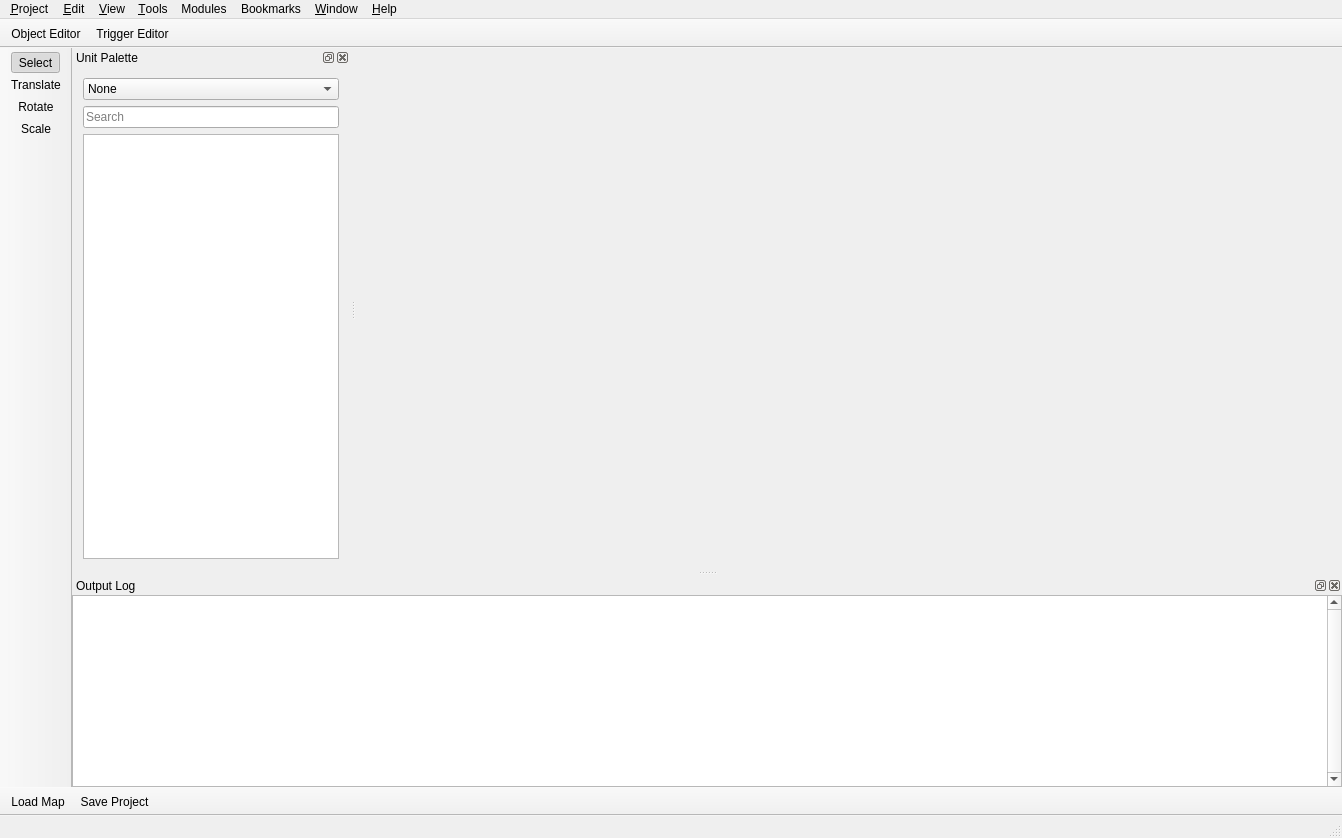
Kyoril/wow-pp, file editor/ui/main_window.ui: the form before one commit.
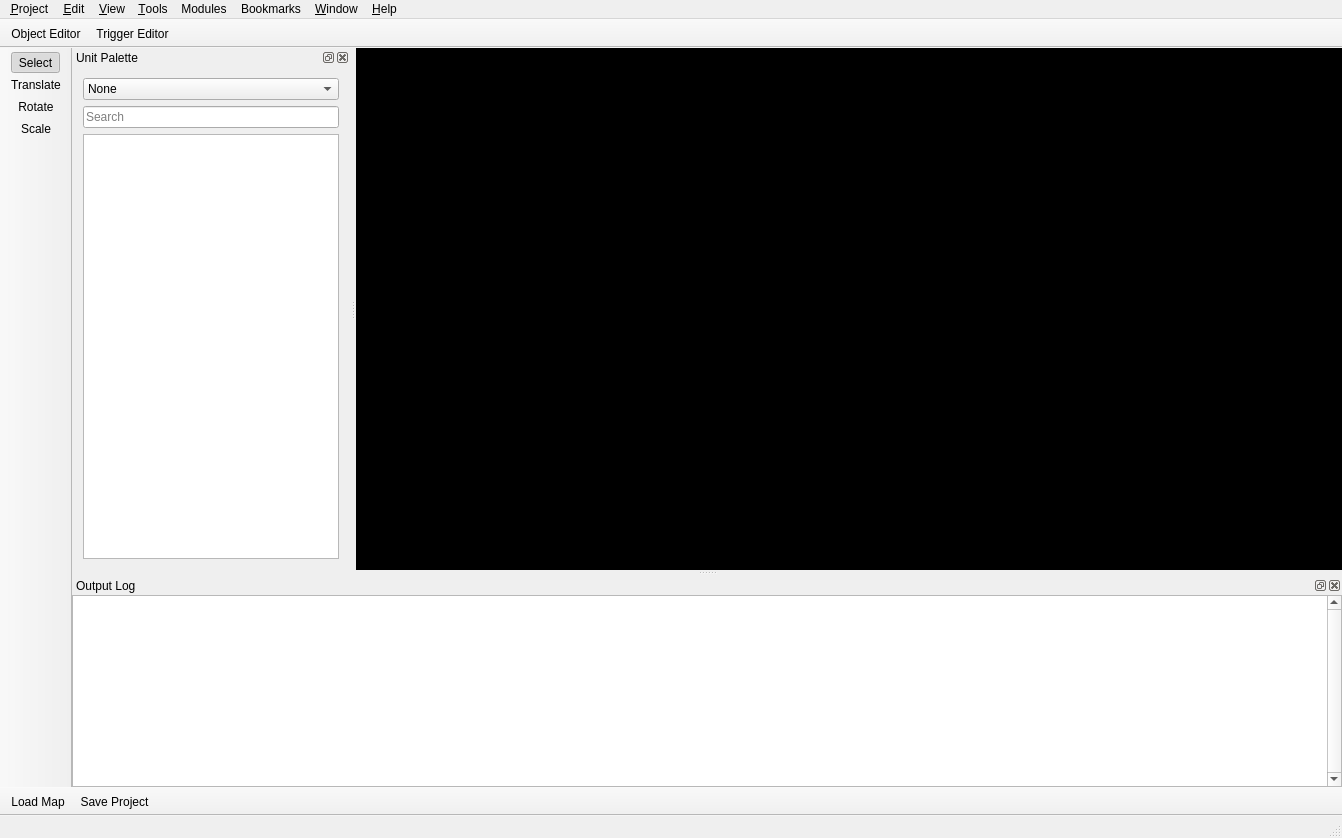
The form after the commit. Icons and pictures are not drawn.

Commit message:
Log window is now thread safe
Fixed possible render crash in editor where a render event would happen
before Ogre was initialized properly
Added detour debug drawer class in preparation for debug drawing

Diff of the .ui file:
```diff
--- a/editor/ui/main_window.ui
+++ b/editor/ui/main_window.ui
@@ -53,7 +53,11 @@
      <number>0</number>
     </property>
     <item>
-     <widget class="QWidget" name="renderWidget" native="true"/>
+     <widget class="QWidget" name="renderWidget" native="true">
+      <property name="styleSheet">
+       <string notr="true">background-color: rgb(0, 0, 0);</string>
+      </property>
+     </widget>
     </item>
    </layout>
   </widget>
```
The commit also changes 7 other files.
